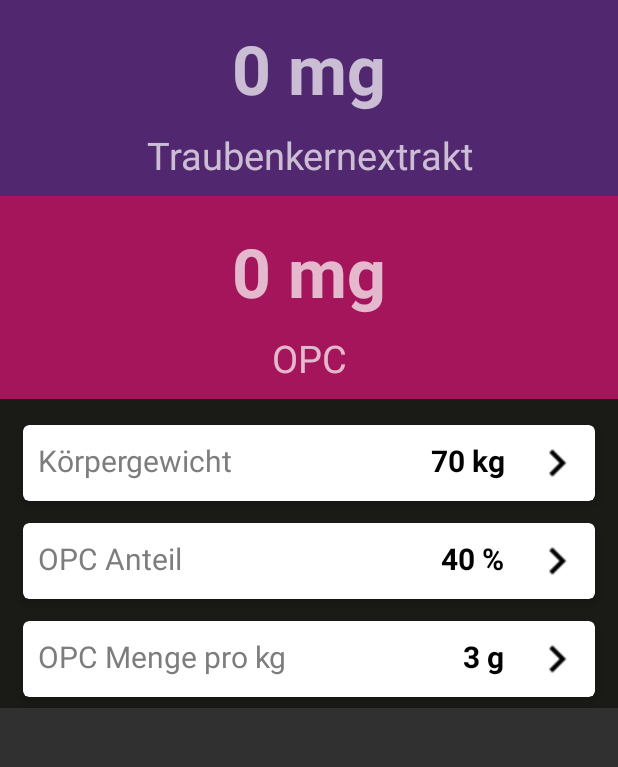
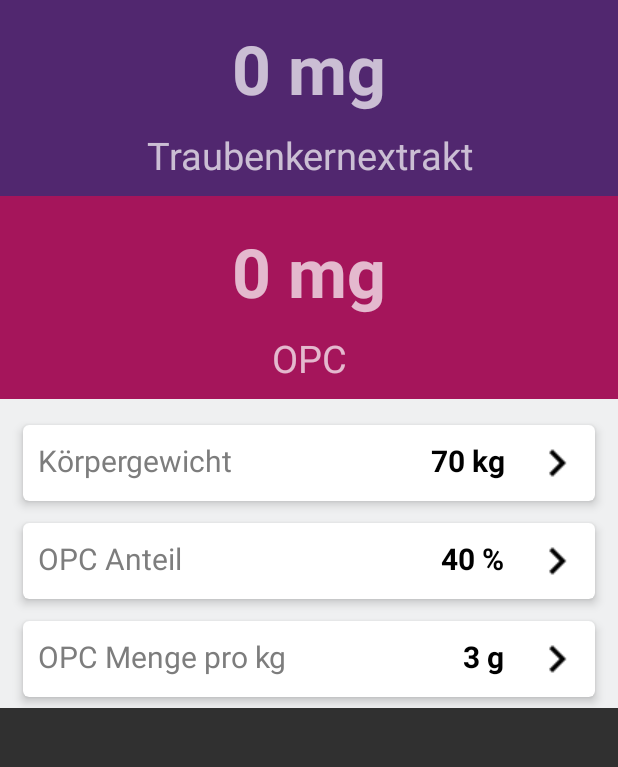
Before and after one commit to lidox/opc-counter, an Android app: the fragment OpcCounterFragment shown on its own in the app's theme, on a phone screen of 412 x 824 dp, the part 82-849 px from its top. Run offline under Robolectric (Android 15) with nearby library versions, the phone set to English and light mode, and no system bars; libraries missing offline, so code that uses them is left out: biz.kasual.materialnumberpicker.

```diff
--- a/app/build.gradle
+++ b/app/build.gradle
@@ -20,6 +20,7 @@ android {
 
 dependencies {
     implementation fileTree(dir: 'libs', include: ['*.jar'])
+    //noinspection GradleCompatible
     implementation 'com.android.support:appcompat-v7:26.1.0'
     implementation 'com.android.support.constraint:constraint-layout:1.0.2'
     implementation 'com.android.support:support-v4:26.1.0'
@@ -32,4 +33,7 @@ dependencies {
 
     // cardview
     compile 'com.android.support:cardview-v7:+'
+
+    //number picker
+    compile 'biz.kasual:materialnumberpicker:1.2.1'
 }
--- a/app/src/main/res/layout/fragment_opc_counter.xml
+++ b/app/src/main/res/layout/fragment_opc_counter.xml
@@ -80,6 +80,7 @@
 
         <RelativeLayout
             android:layout_width="match_parent"
+            android:background="@color/colorWhite"
             android:layout_height="wrap_content">
 
             <android.support.v7.widget.CardView xmlns:card_view="http://schemas.android.com/apk/res-auto"
--- a/app/src/main/res/values/colors.xml
+++ b/app/src/main/res/values/colors.xml
@@ -5,6 +5,7 @@
     <color name="colorAccent">#51276F</color>
     <color name="colorGrey">#7D7D7D</color>
     <color name="colorBlack">#000000</color>
+    <color name="colorWhite">#EFF0F1</color>
 
     <color name="colorEdelBlack">#1A1B16</color>
     <color name="colorPurple">#51276F</color>
--- a/app/src/main/res/values/styles.xml
+++ b/app/src/main/res/values/styles.xml
@@ -3,10 +3,8 @@
     <!-- Base application theme. -->
     <style name="AppTheme" parent="Theme.AppCompat.NoActionBar">
         <item name="android:statusBarColor" tools:ignore="NewApi">@color/colorAccent</item>
-        <!-- Customize your theme here. -->
-        <item name="colorPrimary">@color/colorPrimary</item>
-        <item name="colorPrimaryDark">@color/colorPrimaryDark</item>
-        <item name="colorAccent">@color/colorAccent</item>
     </style>
 
+
+
 </resources>
```
Also changed, not shown: app/src/main/java/com/futuzon/opccounter/view/opc/OpcCounterFragment.java (+29 -0 lines).
